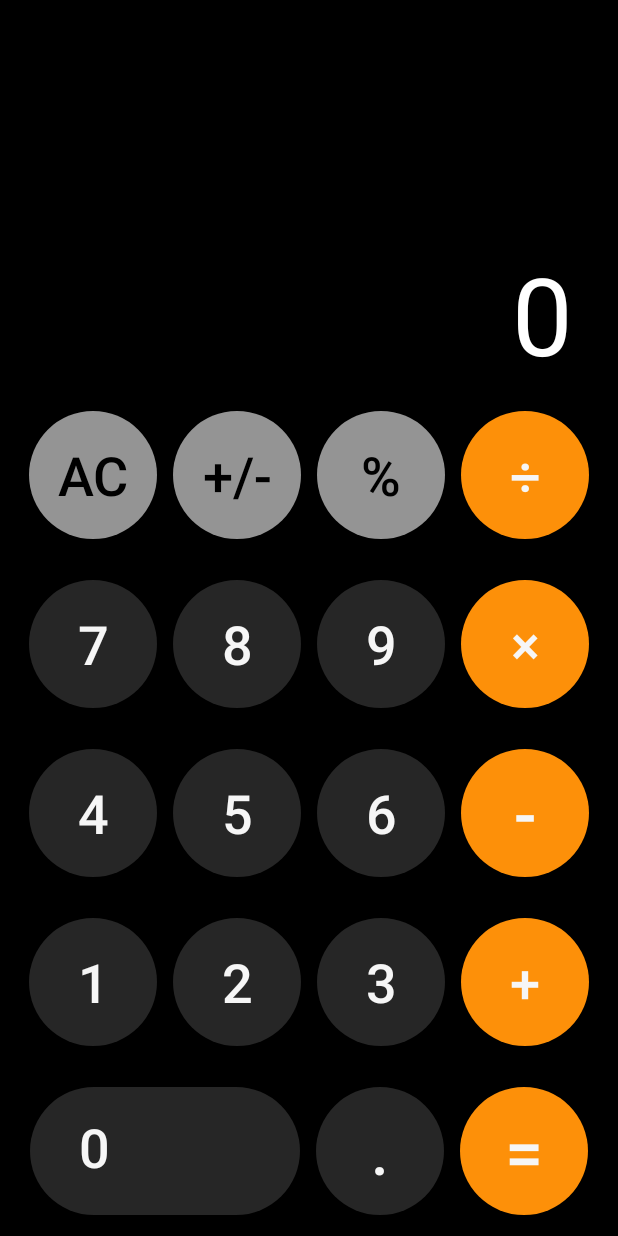
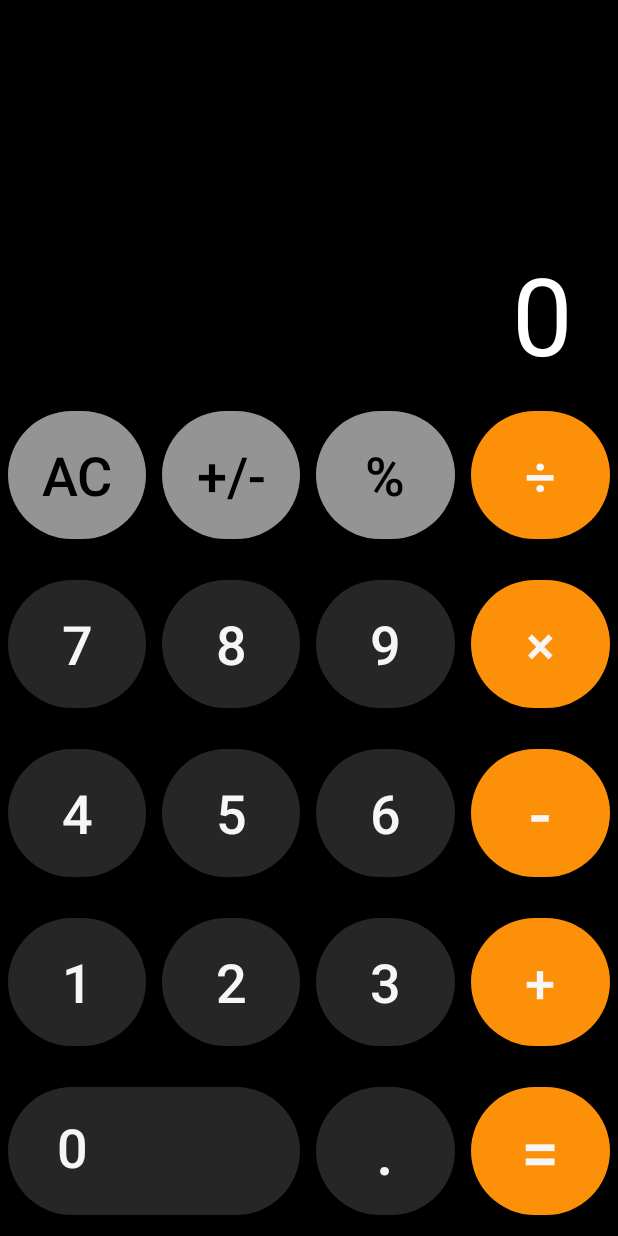
Before and after one commit to SanketsuYoru/a-AndroidCalculator_inIosStyle, an Android app: the screen it shows after launch (MainActivity), on a phone screen of 412 x 824 dp. Run offline under Robolectric (Android 15) with nearby library versions, the phone set to English and light mode, and no system bars.

Commit message:
UI Bug Fixed.

```diff
--- a/app/src/main/res/layout/activity_main.xml
+++ b/app/src/main/res/layout/activity_main.xml
@@ -63,6 +63,7 @@
                     android:layout_width="85dp"
                     android:layout_height="85dp"
                     android:layout_margin="5dp"
+                    android:layout_weight="1"
                     android:background="@drawable/btn_selector_gray"
                     android:gravity="center"
                     android:onClick="ACButton_onClick"
@@ -75,6 +76,7 @@
                     android:layout_width="85dp"
                     android:layout_height="85dp"
                     android:layout_margin="5dp"
+                    android:layout_weight="1"
                     android:background="@drawable/btn_selector_gray"
                     android:gravity="center"
                     android:onClick="inverseButton_onClick"
@@ -87,6 +89,7 @@
                     android:layout_width="85dp"
                     android:layout_height="85dp"
                     android:layout_margin="5dp"
+                    android:layout_weight="1"
                     android:background="@drawable/btn_selector_gray"
                     android:gravity="center"
                     android:onClick="percentButton_onClick"
@@ -99,6 +102,7 @@
                     android:layout_width="85dp"
                     android:layout_height="85dp"
                     android:layout_margin="5dp"
+                    android:layout_weight="1"
                     android:background="@drawable/btn_selector_yellow"
                     android:gravity="center"
                     android:onClick="opButton_onClick"
@@ -123,6 +127,7 @@
                     android:layout_width="85dp"
                     android:layout_height="85dp"
                     android:layout_margin="5dp"
+                    android:layout_weight="1"
                     android:background="@drawable/btn_selector"
                     android:gravity="center"
                     android:onClick="numButton_onClick"
@@ -135,6 +140,7 @@
                     android:layout_width="85dp"
                     android:layout_height="85dp"
                     android:layout_margin="5dp"
+                    android:layout_weight="1"
                     android:background="@drawable/btn_selector"
                     android:gravity="center"
                     android:onClick="numButton_onClick"
@@ -147,6 +153,7 @@
                     android:layout_width="85dp"
                     android:layout_height="85dp"
                     android:layout_margin="5dp"
+                    android:layout_weight="1"
                     android:background="@drawable/btn_selector"
                     android:gravity="center"
                     android:onClick="numButton_onClick"
@@ -159,6 +166,7 @@
                     android:layout_width="85dp"
                     android:layout_height="85dp"
                     android:layout_margin="5dp"
+                    android:layout_weight="1"
                     android:background="@drawable/btn_selector_yellow"
                     android:gravity="center"
                     android:onClick="opButton_onClick"
@@ -183,6 +191,7 @@
                     android:layout_width="85dp"
                     android:layout_height="85dp"
                     android:layout_margin="5dp"
+                    android:layout_weight="1"
                     android:background="@drawable/btn_selector"
                     android:gravity="center"
                     android:onClick="numButton_onClick"
@@ -195,6 +204,7 @@
                     android:layout_width="85dp"
                     android:layout_height="85dp"
                     android:layout_margin="5dp"
+                    android:layout_weight="1"
                     android:background="@drawable/btn_selector"
                     android:gravity="center"
                     android:onClick="numButton_onClick"
@@ -207,6 +217,7 @@
                     android:layout_width="85dp"
                     android:layout_height="85dp"
                     android:layout_margin="5dp"
+                    android:layout_weight="1"
                     android:background="@drawable/btn_selector"
                     android:gravity="center"
                     android:onClick="numButton_onClick"
@@ -219,6 +230,7 @@
                     android:layout_width="85dp"
                     android:layout_height="85dp"
                     android:layout_margin="5dp"
+                    android:layout_weight="1"
                     android:background="@drawable/btn_selector_yellow"
                     android:gravity="center"
                     android:onClick="opButton_onClick"
@@ -244,6 +256,7 @@
                     android:layout_width="85dp"
                     android:layout_height="85dp"
                     android:layout_margin="5dp"
+                    android:layout_weight="1"
                     android:background="@drawable/btn_selector"
                     android:gravity="center"
                     android:onClick="numButton_onClick"
@@ -256,6 +269,7 @@
                     android:layout_width="85dp"
                     android:layout_height="85dp"
                     android:layout_margin="5dp"
+                    android:layout_weight="1"
                     android:background="@drawable/btn_selector"
                     android:gravity="center"
                     android:onClick="numButton_onClick"
@@ -268,6 +282,7 @@
                     android:layout_width="85dp"
                     android:layout_height="85dp"
                     android:layout_margin="5dp"
+                    android:layout_weight="1"
                     android:background="@drawable/btn_selector"
                     android:gravity="center"
                     android:onClick="numButton_onClick"
@@ -280,6 +295,7 @@
                     android:layout_width="85dp"
                     android:layout_height="85dp"
                     android:layout_margin="5dp"
+                    android:layout_weight="1"
                     android:background="@drawable/btn_selector_yellow"
                     android:gravity="center"
                     android:onClick="opButton_onClick"
@@ -307,6 +323,7 @@
                     android:layout_marginTop="5dp"
                     android:layout_marginRight="5dp"
                     android:layout_marginBottom="5dp"
+                    android:layout_weight="2"
                     android:background="@drawable/btn_selector"
                     android:gravity="left"
                     android:onClick="numButton_onClick"
@@ -321,6 +338,7 @@
                     android:layout_width="85dp"
                     android:layout_height="85dp"
                     android:layout_margin="5dp"
+                    android:layout_weight="1"
                     android:background="@drawable/btn_selector"
                     android:gravity="center"
                     android:onClick="decimalpointButton_onClick"
@@ -333,6 +351,7 @@
                     android:layout_width="85dp"
                     android:layout_height="85dp"
                     android:layout_margin="5dp"
+                    android:layout_weight="1"
                     android:background="@drawable/btn_selector_yellow"
                     android:gravity="center"
                     android:onClick="equalsButton_onClick"
```
Also changed, not shown: app/src/main/java/com/example/calculator/MainActivity.java (+8 -1 lines), 13 other files.
